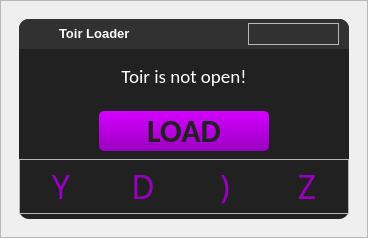
Before: the Qt Designer form core/interface.ui in bielviana/Toir-Loader, drawn with Qt 5.
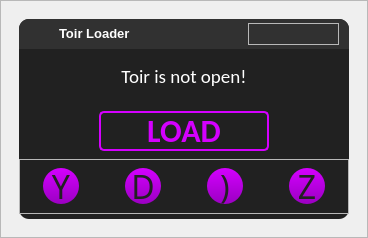
After: the same form once the commit is applied. Icons and pictures are not drawn.

The edit to the form file:
```diff
--- a/core/interface.ui
+++ b/core/interface.ui
@@ -24,6 +24,7 @@
   </property>
   <property name="font">
    <font>
+    <pointsize>24</pointsize>
     <weight>50</weight>
     <bold>false</bold>
    </font>
@@ -48,15 +49,18 @@
 }
 
 #loadBtn {
-	background-color: qlineargradient(spread:pad, x1:0.489, y1:0, x2:0.511, y2:1, stop:0 rgba(212, 0, 255, 255), stop:1 rgba(155, 0, 194, 255));
+	background-color: #212121;
+	color: #d400ff;
+	border: 2px solid #d400ff;
 	border-radius: 5px;
-	color: #212121;
 }
+
 #loadBtn:hover {
 	background-color: qlineargradient(spread:pad, x1:0.5, y1:0, x2:0.5, y2:1, stop:0 rgba(255, 255, 255, 255), stop:1 rgba(212, 212, 212, 255));
 	border: 2px solid #d400ff;
 	color: #d400ff;
 }
+
 #loadBtn:pressed {
 	background-color: #212121;
 	border: 2px solid #d400ff;
@@ -64,8 +68,8 @@
 }
 
 #footer QPushButton {
-	color: qlineargradient(spread:pad, x1:0.489, y1:0, x2:0.511, y2:1, stop:0 rgba(212, 0, 255, 255), stop:1 rgba(155, 0, 194, 255));
-	background-color: #212121;
+	background-color: qlineargradient(spread:pad, x1:0.489, y1:0, x2:0.511, y2:1, stop:0 rgba(212, 0, 255, 255), stop:1 rgba(155, 0, 194, 255));
+	color: #212121;
 	border-radius: 18px;
 }
 #footer QPushButton:hover {
```
Left out of the diff: 15 changed lines with no effect on the pictures.
